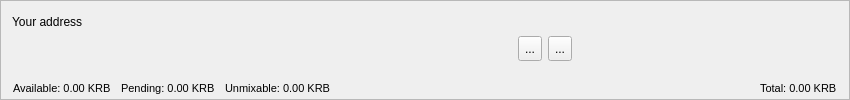
Before: the Qt Designer form src/gui/ui/accountframe.ui in aivve/KarbowanecWallet, drawn with Qt 5.
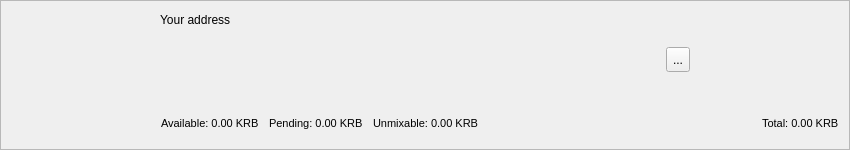
After: the same form once the commit is applied. Icons and pictures are not drawn.

Commit message: Vertical toolbar and QR in accountbar

What changed in the file:
```diff
--- a/src/gui/ui/accountframe.ui
+++ b/src/gui/ui/accountframe.ui
@@ -7,19 +7,19 @@
     <x>0</x>
     <y>0</y>
     <width>850</width>
-    <height>100</height>
+    <height>150</height>
    </rect>
   </property>
   <property name="minimumSize">
    <size>
     <width>0</width>
-    <height>100</height>
+    <height>150</height>
    </size>
   </property>
   <property name="maximumSize">
    <size>
     <width>16777215</width>
-    <height>100</height>
+    <height>150</height>
    </size>
   </property>
   <property name="windowTitle">
@@ -34,9 +34,69 @@
   <property name="lineWidth">
    <number>0</number>
   </property>
+  <layout class="QHBoxLayout" name="horizontalLayout_4">
+   <property name="spacing">
+    <number>0</number>
+   </property>
+   <property name="leftMargin">
+    <number>0</number>
+   </property>
+   <property name="topMargin">
+    <number>0</number>
+   </property>
+   <property name="rightMargin">
+    <number>0</number>
+   </property>
+   <property name="bottomMargin">
+    <number>0</number>
+   </property>
+   <item>
+    <widget class="QLabel" name="m_qrCodeLabel">
+     <property name="sizePolicy">
+      <sizepolicy hsizetype="Fixed" vsizetype="Fixed">
+       <horstretch>0</horstretch>
+       <verstretch>0</verstretch>
+      </sizepolicy>
+     </property>
+     <property name="minimumSize">
+      <size>
+       <width>150</width>
+       <height>150</height>
+      </size>
+     </property>
+     <property name="maximumSize">
+      <size>
+       <width>150</width>
+       <height>150</height>
+      </size>
+     </property>
+     <property name="baseSize">
+      <size>
+       <width>150</width>
+       <height>150</height>
+      </size>
+     </property>
+     <property name="text">
+      <string/>
+     </property>
+     <property name="scaledContents">
+      <bool>true</bool>
+     </property>
+    </widget>
+   </item>
+   <item>
   <layout class="QVBoxLayout" name="verticalLayout">
-   <property name="spacing">
-    <number>4</number>
+     <property name="leftMargin">
+      <number>9</number>
+     </property>
+     <property name="topMargin">
+      <number>9</number>
+     </property>
+     <property name="rightMargin">
+      <number>9</number>
+     </property>
+     <property name="bottomMargin">
+      <number>9</number>
    </property>
    <item>
     <layout class="QHBoxLayout" name="horizontalLayout_2">
@@ -93,13 +153,13 @@
        <property name="minimumSize">
         <size>
          <width>500</width>
-         <height>24</height>
+           <height>60</height>
         </size>
        </property>
        <property name="maximumSize">
         <size>
          <width>16777215</width>
-         <height>24</height>
+           <height>60</height>
         </size>
        </property>
        <property name="baseSize">
@@ -160,29 +220,6 @@
        </property>
       </widget>
      </item>
-     <item>
-      <widget class="QToolButton" name="m_qrButton">
-       <property name="minimumSize">
-        <size>
-         <width>0</width>
-         <height>25</height>
-        </size>
-       </property>
-       <property name="toolTip">
-        <string>Show QR code</string>
-       </property>
-       <property name="statusTip">
-        <string/>
-       </property>
-       <property name="text">
-        <string>...</string>
-       </property>
-       <property name="icon">
-        <iconset resource="../../resources.qrc">
-         <normaloff>:/icons/qrcode_white</normaloff>:/icons/qrcode_white</iconset>
-       </property>
-      </widget>
-     </item>
      <item>
       <spacer name="horizontalSpacer_4">
        <property name="orientation">
@@ -203,7 +240,7 @@
      <property name="minimumSize">
       <size>
        <width>0</width>
-       <height>30</height>
+         <height>50</height>
       </size>
      </property>
      <property name="baseSize">
@@ -456,6 +493,8 @@
     </widget>
    </item>
   </layout>
+   </item>
+  </layout>
  </widget>
  <resources>
   <include location="../../resources.qrc"/>
```
Left out of the diff: 20 changed lines with no effect on the pictures. Lines whose indentation alone changed are shown as unchanged. The commit also changes 5 other files.
